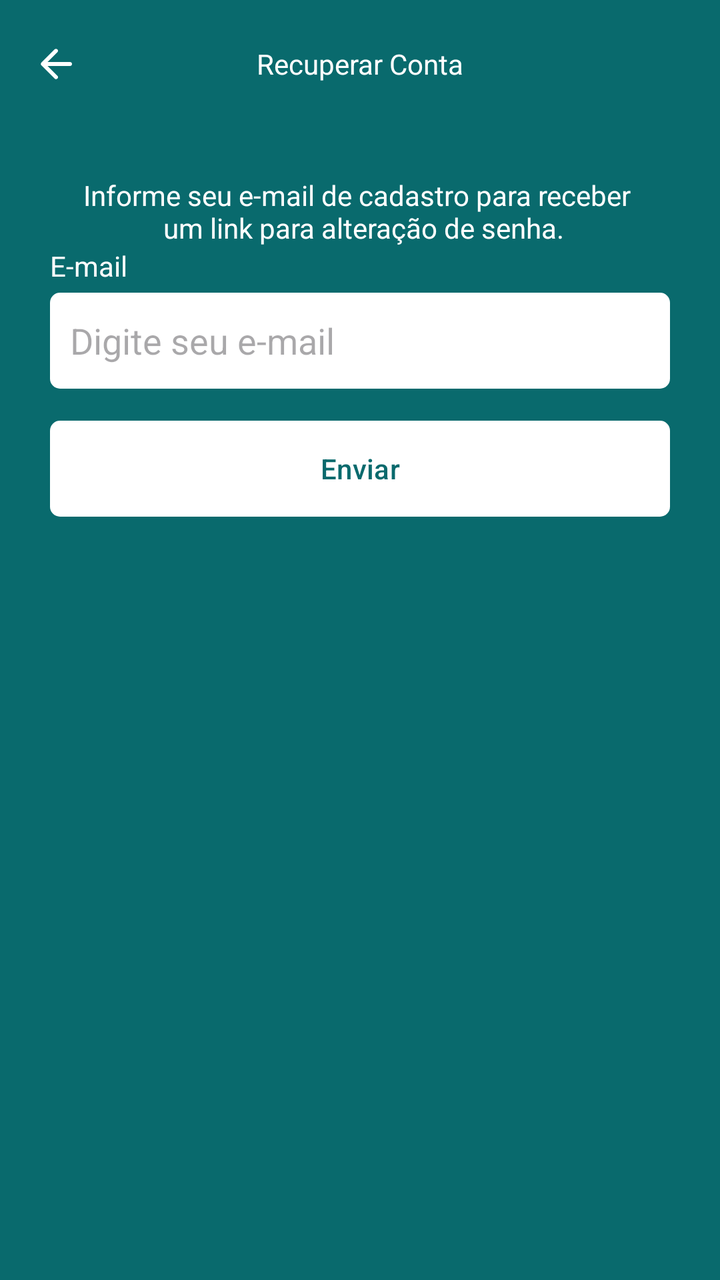
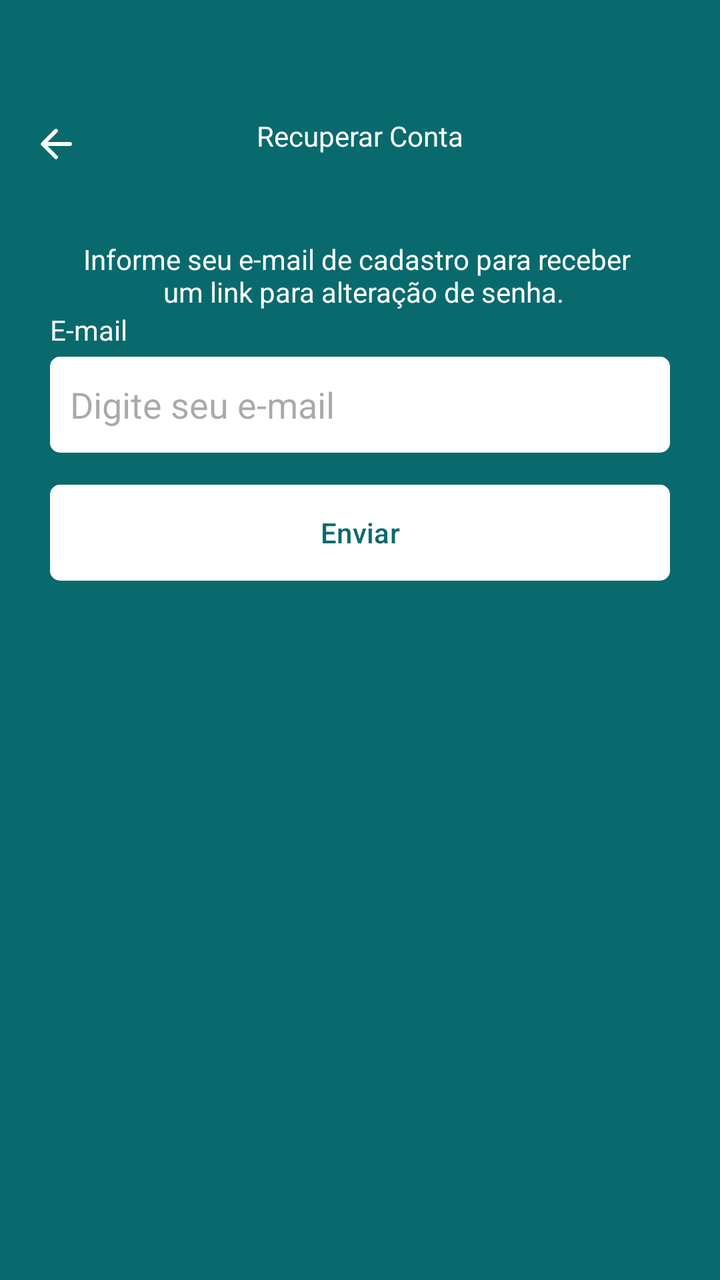

Compare the two renders of this Android layout. The source of the first and the diff that turns it into the second are given below.
<!-- AndroidManifest.xml: application theme Theme.Ativ4 -->
<!-- res/layout/fragment_recover_account.xml -->
<?xml version="1.0" encoding="utf-8"?>
<ScrollView xmlns:android="http://schemas.android.com/apk/res/android"
    xmlns:tools="http://schemas.android.com/tools"
    xmlns:app="http://schemas.android.com/apk/res-auto"
    android:layout_width="match_parent"
    android:layout_height="match_parent"
    tools:context=".ui.auth.RecoverAccountFragment"
    android:fillViewport="true">

    <LinearLayout
        android:id="@+id/linearlayout1"
        android:layout_width="match_parent"
        android:layout_height="wrap_content"
        android:orientation="vertical" >

        <com.google.android.material.appbar.MaterialToolbar
            android:layout_width="match_parent"
            android:layout_height="wrap_content"
            app:navigationIcon="@drawable/ic_back" >

            <TextView
                android:layout_width="wrap_content"
                android:layout_height="wrap_content"
                android:text="Recuperar Conta"
                android:textColor="@color/white"
                android:layout_gravity="center_horizontal" />


        </com.google.android.material.appbar.MaterialToolbar>

        <LinearLayout
            android:id="@+id/linearlayout2"
            android:layout_height="wrap_content"
            android:layout_width="match_parent"
            android:orientation="vertical"
            android:layout_marginHorizontal="25dp"
            android:gravity="center_vertical" >

            <TextView
                android:layout_width="match_parent"
                android:layout_height="wrap_content"
                android:id="@+id/textViewMensagem"
                android:text="Informe seu e-mail de cadastro para receber \n um link para alteração de senha."
                android:textColor="@color/white"
                android:textAlignment="center"
                android:layout_marginTop="24dp"/>

            <TextView
                android:layout_width="wrap_content"
                android:layout_height="wrap_content"
                android:text="E-mail"
                android:textColor="@color/white" />

            <EditText
                android:layout_width="match_parent"
                android:layout_height="48dp"
                android:hint="Digite seu e-mail"
                android:inputType="textEmailAddress"
                android:padding="10dp"
                android:layout_marginTop="4dp"
                android:background="@drawable/bg_edit_text" />

            <com.google.android.material.button.MaterialButton
                android:layout_width="match_parent"
                android:layout_height="wrap_content"
                android:text="Enviar"
                android:textColor="@color/color_default"
                app:backgroundTint="@null"
                android:layout_marginTop="16dp"
                android:background="@drawable/bg_btn" />

            <ProgressBar
                android:layout_width="wrap_content"
                android:layout_height="wrap_content"
                android:layout_marginTop="8dp"
                android:indeterminateTint="@color/white"
                android:layout_gravity="center"
                android:visibility="invisible"
                tools:visibility="visible" />

        </LinearLayout>

    </LinearLayout>

</ScrollView>
<!-- resources referenced by this layout -->
<resources>
  <color name="color_default">#096A6D</color>
  <color name="white">#FFFFFFFF</color>
  <!-- drawable bg_btn (drawable) -->
  <?xml version="1.0" encoding="utf-8"?>
  <shape xmlns:android="http://schemas.android.com/apk/res/android">
  
      <solid android:color="@color/white" />
      <corners android:radius="5dp" />
  
  </shape>
  <!-- drawable bg_edit_text (drawable) -->
  <?xml version="1.0" encoding="utf-8"?>
  <shape xmlns:android="http://schemas.android.com/apk/res/android">
  
      <solid android:color="@color/white" />
      <corners android:radius="5dp" />
  
  </shape>
  <!-- drawable ic_back (drawable) -->
  <vector xmlns:android="http://schemas.android.com/apk/res/android"
      android:width="24dp"
      android:height="24dp"
      android:viewportWidth="960"
      android:viewportHeight="960">
    <path
        android:pathData="m313,520 l196,196q12,12 11.5,28T508,772q-12,11 -28,11.5T452,772L188,508q-6,-6 -8.5,-13t-2.5,-15q0,-8 2.5,-15t8.5,-13l264,-264q11,-11 27.5,-11t28.5,11q12,12 12,28.5T508,245L313,440h447q17,0 28.5,11.5T800,480q0,17 -11.5,28.5T760,520L313,520Z"
        android:fillColor="@color/white"/>
  </vector>
  <style name="Theme.Ativ4" parent="Base.Theme.Ativ4" />
  <style name="Base.Theme.Ativ4" parent="Theme.Material3.DayNight.NoActionBar">
          
          
          <item name="colorPrimary">@color/color_default</item>
          <item name="colorPrimaryVariant">@color/color_default</item>
          <item name="android:windowBackground">@color/color_default</item>
      </style>
</resources>

<!-- the commit's change to res/layout/fragment_recover_account.xml (unified diff, before → after) -->
@@ -16,7 +16,9 @@
         <com.google.android.material.appbar.MaterialToolbar
             android:layout_width="match_parent"
             android:layout_height="wrap_content"
-            app:navigationIcon="@drawable/ic_back" >
+            android:id="@+id/toolbar"
+            app:navigationIcon="@drawable/ic_back"
+            android:paddingTop="40dp">
 
             <TextView
                 android:layout_width="wrap_content"
<!-- resource entries referenced after the edit -->
@@ -4,7 +4,10 @@
   <color name="white">#FFFFFFFF</color>
   <!-- drawable bg_btn (drawable) -->
   <?xml version="1.0" encoding="utf-8"?>
-  <shape xmlns:android="http://schemas.android.com/apk/res/android">
+  <shape
+      android:shape="rectangle"
+      xmlns:android="http://schemas.android.com/apk/res/android"
+  >
   
       <solid android:color="@color/white" />
       <corners android:radius="5dp" />
